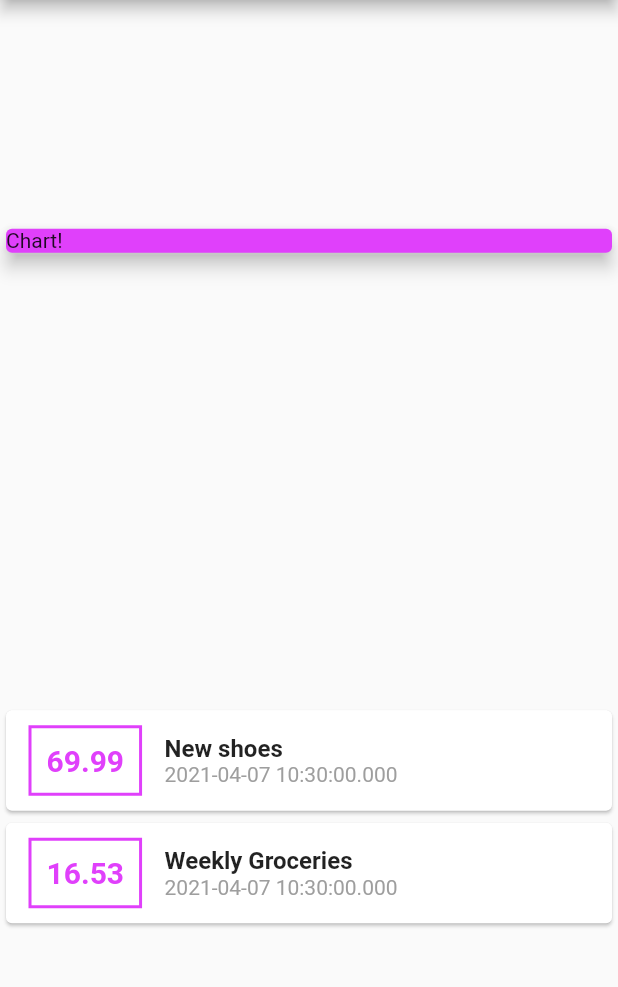
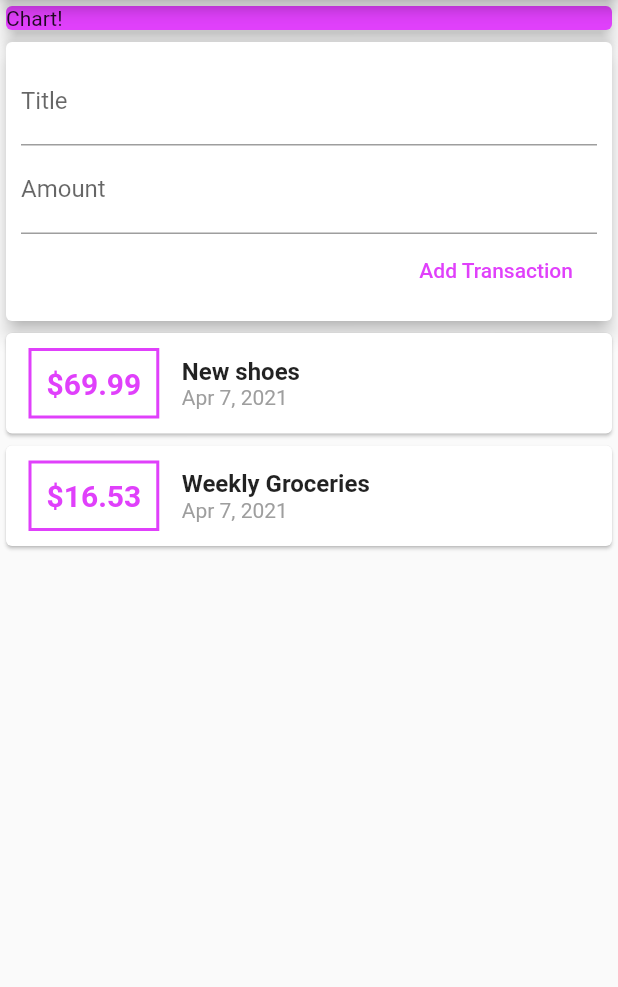
Before and after one commit to elefantaka/expensePlannerApp, a Flutter app: the screen it shows after launch, on a phone screen of 412 x 824 dp, the part 84-1071 px from its top. Run offline on Flutter 3.47's test engine with Material 2 defaults, Android fonts, the phone set to English and light mode, and no system bars.

Commit message:
change the date format, add TextField & FlatButton for creating new transaction

```diff
--- a/lib/main.dart
+++ b/lib/main.dart
@@ -1,4 +1,6 @@
+import 'package:flutter/cupertino.dart';
 import 'package:flutter/material.dart';
+import 'package:intl/intl.dart';
 
 import './transaction.dart';
 
@@ -39,7 +41,7 @@ class MyHomePage extends StatelessWidget {
           title: Text('Expense Planner'),
         ),
         body: Column(
-          mainAxisAlignment: MainAxisAlignment.spaceAround,
+          mainAxisAlignment: MainAxisAlignment.start,
           crossAxisAlignment: CrossAxisAlignment.stretch,
           children: <Widget>[
             Container(
@@ -48,6 +50,28 @@ class MyHomePage extends StatelessWidget {
                 color: Colors.purpleAccent,
                 child: Text('Chart!'),
                 elevation: 5,
+              ),
+            ),
+            Card(
+              elevation: 5,
+              child: Container(
+                padding: EdgeInsets.all(10),
+                child: Column(
+                  crossAxisAlignment: CrossAxisAlignment.end,
+                  children: <Widget>[
+                    TextField(
+                      decoration: InputDecoration(labelText: 'Title'),
+                    ),
+                    TextField(
+                      decoration: InputDecoration(labelText: 'Amount'),
+                    ),
+                    FlatButton(
+                      child: Text('Add Transaction'),
+                      textColor: Colors.purpleAccent,
+                      onPressed: () {},
+                    ),
+                  ],
+                ),
               ),
             ),
             Column(
@@ -68,7 +92,7 @@ class MyHomePage extends StatelessWidget {
                         ),
                         padding: EdgeInsets.all(10),
                         child: Text(
-                          tx.amount.toString(),
+                          '\$${tx.amount}',
                           style: TextStyle(
                             fontWeight: FontWeight.bold,
                             fontSize: 20,
@@ -84,7 +108,7 @@ class MyHomePage extends StatelessWidget {
                             style: TextStyle(fontSize: 16, fontWeight: FontWeight.bold),
                           ),
                           Text(
-                            tx.date.toString(),
+                            DateFormat.yMMMd().format(tx.date),
                             style: TextStyle(color: Colors.grey),
                           ),
                         ],
--- a/pubspec.yaml
+++ b/pubspec.yaml
@@ -23,6 +23,7 @@ environment:
 dependencies:
   flutter:
     sdk: flutter
+  intl: ^0.17.0
 
 
   # The following adds the Cupertino Icons font to your application.
```
Also changed, not shown: pubspec.lock.
